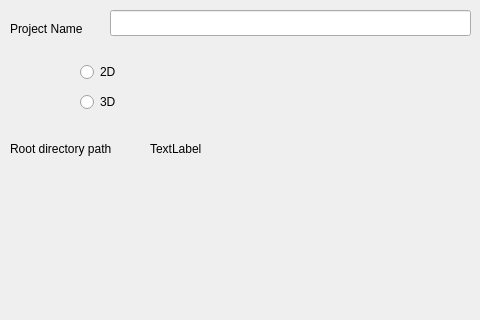
Cvostr/zsgamedit, file ProjEd/ui/proj_create_win.ui: the form before one commit; both pictures show x 0 to 480 and y 0 to 320 of the 600 by 504 pixel window.
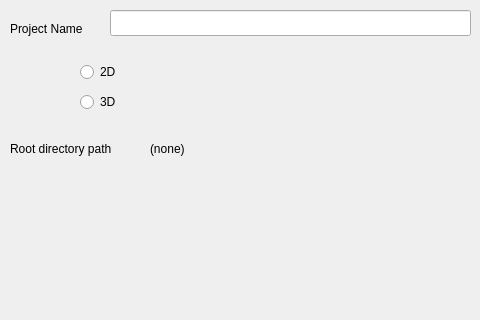
The form after the commit.

Commit message: Project creation implemented -project creation ui finished -"Create" button implemented

Diff of the .ui file:
```diff
--- a/ProjEd/ui/proj_create_win.ui
+++ b/ProjEd/ui/proj_create_win.ui
@@ -112,7 +112,7 @@
      </rect>
     </property>
     <property name="text">
-     <string>TextLabel</string>
+     <string>(none)</string>
     </property>
    </widget>
   </widget>
```
Left out of the diff: 6 changed lines with no effect on the pictures. The commit also changes 5 other files.
